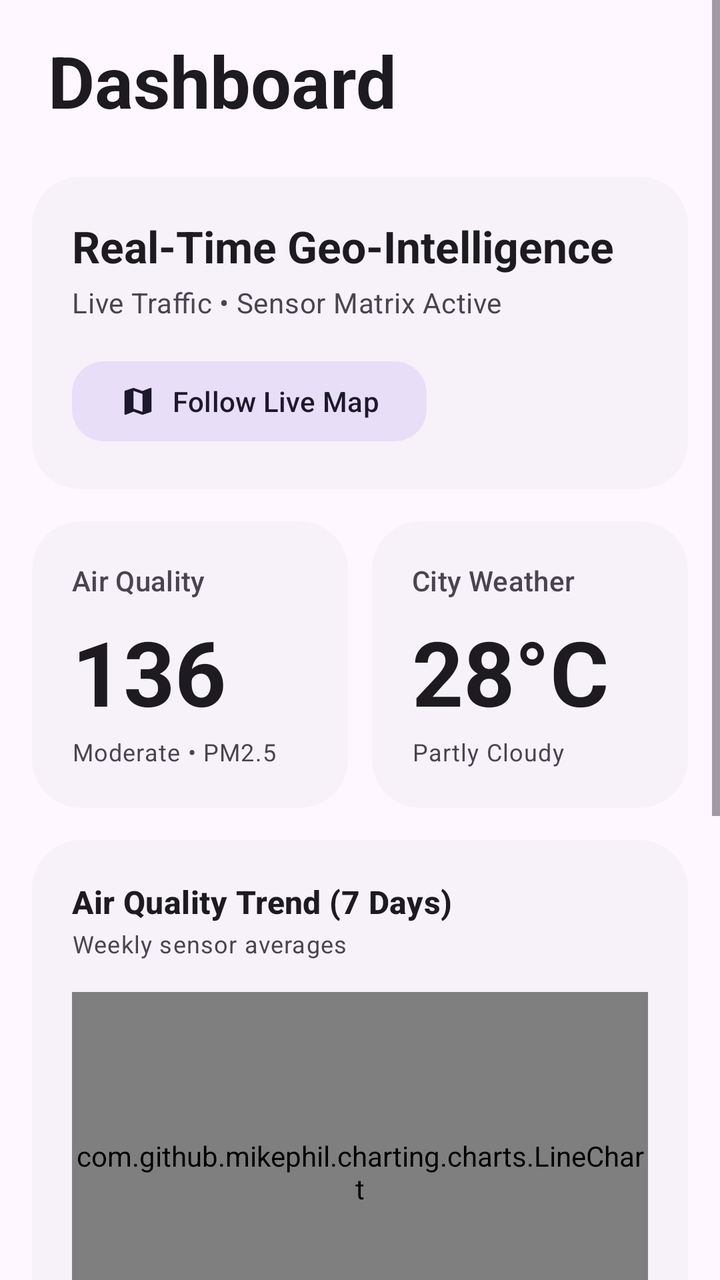
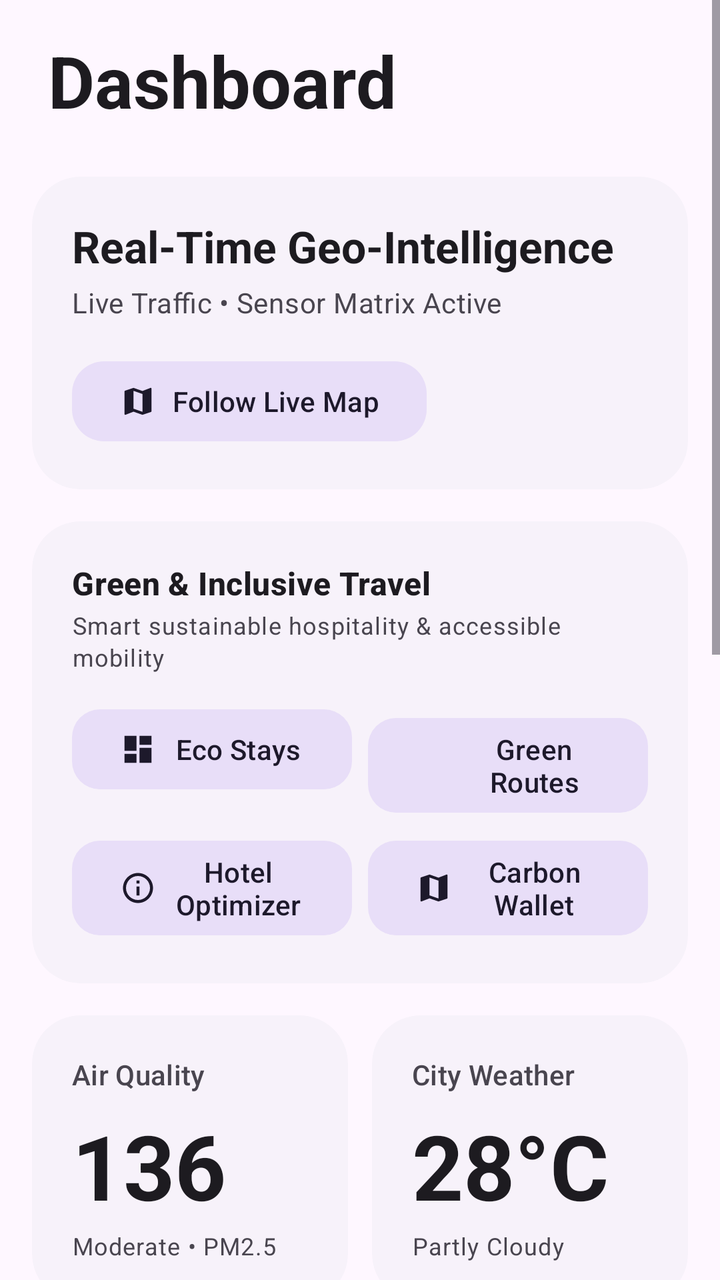

Screens rendered from an Android XML layout before and after an edit, with the pre-edit source and the edit as a unified diff.
<!-- AndroidManifest.xml: application theme Theme.UrbanPulse -->
<!-- res/layout/fragment_dashboard.xml -->
<?xml version="1.0" encoding="utf-8"?>
<ScrollView xmlns:android="http://schemas.android.com/apk/res/android"
    xmlns:app="http://schemas.android.com/apk/res-auto"
    xmlns:tools="http://schemas.android.com/tools"
    android:layout_width="match_parent"
    android:layout_height="match_parent"
    android:background="?attr/colorSurface"
    tools:context=".DashboardFragment">

    <LinearLayout
        android:layout_width="match_parent"
        android:layout_height="wrap_content"
        android:orientation="vertical"
        android:padding="16dp"
        android:paddingBottom="80dp">

        <TextView
            android:layout_width="wrap_content"
            android:layout_height="wrap_content"
            android:text="Dashboard"
            android:textAppearance="@style/TextAppearance.Material3.DisplaySmall"
            android:textStyle="bold"
            android:textColor="?attr/colorOnSurface"
            android:layout_marginBottom="24dp"
            android:layout_marginStart="8dp"/>

        
        <com.google.android.material.card.MaterialCardView
            android:layout_width="match_parent"
            android:layout_height="wrap_content"
            style="@style/Widget.Material3.CardView.Filled"
            app:cardCornerRadius="24dp"
            app:cardBackgroundColor="?attr/colorSurfaceContainerLow"
            app:strokeWidth="0dp">

            <LinearLayout
                android:layout_width="match_parent"
                android:layout_height="wrap_content"
                android:orientation="vertical"
                android:padding="20dp">

                <TextView
                    android:layout_width="wrap_content"
                    android:layout_height="wrap_content"
                    android:text="Real-Time Geo-Intelligence"
                    android:textAppearance="@style/TextAppearance.Material3.TitleLarge"
                    android:textStyle="bold"
                    android:textColor="?attr/colorOnSurface" />

                <TextView
                    android:layout_width="wrap_content"
                    android:layout_height="wrap_content"
                    android:layout_marginTop="4dp"
                    android:text="Live Traffic • Sensor Matrix Active"
                    android:textAppearance="@style/TextAppearance.Material3.BodyMedium"
                    android:textColor="?attr/colorOnSurfaceVariant" />

                <com.google.android.material.button.MaterialButton
                    android:id="@+id/btnFollowLiveMap"
                    android:layout_width="wrap_content"
                    android:layout_height="wrap_content"
                    android:layout_marginTop="16dp"
                    android:text="Follow Live Map"
                    app:icon="@drawable/ic_map"
                    app:cornerRadius="16dp"
                    style="@style/Widget.Material3.Button.TonalButton"/>

            </LinearLayout>
        </com.google.android.material.card.MaterialCardView>

        
        <View
            android:layout_width="match_parent"
            android:layout_height="16dp" />

        
        <LinearLayout
            android:layout_width="match_parent"
            android:layout_height="wrap_content"
            android:orientation="horizontal">

            <com.google.android.material.card.MaterialCardView
                android:layout_width="0dp"
                android:layout_height="wrap_content"
                android:layout_weight="1"
                style="@style/Widget.Material3.CardView.Filled"
                app:cardCornerRadius="24dp"
                app:cardBackgroundColor="?attr/colorSurfaceContainerLow"
                app:strokeWidth="0dp"
                android:layout_marginEnd="6dp">

                <LinearLayout
                    android:layout_width="match_parent"
                    android:layout_height="wrap_content"
                    android:orientation="vertical"
                    android:padding="20dp">

                    <TextView
                        android:layout_width="wrap_content"
                        android:layout_height="wrap_content"
                        android:text="Air Quality"
                        android:textAppearance="@style/TextAppearance.Material3.TitleSmall"
                        android:textColor="?attr/colorOnSurfaceVariant" />

                    <TextView
                        android:layout_width="wrap_content"
                        android:layout_height="wrap_content"
                        android:layout_marginTop="6dp"
                        android:text="136"
                        android:textAppearance="@style/TextAppearance.Material3.DisplayMedium"
                        android:textStyle="bold"
                        android:textColor="?attr/colorOnSurface" />

                    <TextView
                        android:layout_width="wrap_content"
                        android:layout_height="wrap_content"
                        android:layout_marginTop="2dp"
                        android:text="Moderate • PM2.5"
                        android:textAppearance="@style/TextAppearance.Material3.BodySmall"
                        android:textColor="?attr/colorOnSurfaceVariant" />
                </LinearLayout>

            </com.google.android.material.card.MaterialCardView>

            <com.google.android.material.card.MaterialCardView
                android:layout_width="0dp"
                android:layout_height="wrap_content"
                android:layout_weight="1"
                style="@style/Widget.Material3.CardView.Filled"
                app:cardCornerRadius="24dp"
                app:cardBackgroundColor="?attr/colorSurfaceContainerLow"
                app:strokeWidth="0dp"
                android:layout_marginStart="6dp">

                <LinearLayout
                    android:layout_width="match_parent"
                    android:layout_height="wrap_content"
                    android:orientation="vertical"
                    android:padding="20dp">

                    <TextView
                        android:layout_width="wrap_content"
                        android:layout_height="wrap_content"
                        android:text="City Weather"
                        android:textAppearance="@style/TextAppearance.Material3.TitleSmall"
                        android:textColor="?attr/colorOnSurfaceVariant" />

                    <TextView
                        android:layout_width="wrap_content"
                        android:layout_height="wrap_content"
                        android:layout_marginTop="6dp"
                        android:text="28°C"
                        android:textAppearance="@style/TextAppearance.Material3.DisplayMedium"
                        android:textStyle="bold"
                        android:textColor="?attr/colorOnSurface" />

                    <TextView
                        android:layout_width="wrap_content"
                        android:layout_height="wrap_content"
                        android:layout_marginTop="2dp"
                        android:text="Partly Cloudy"
                        android:textAppearance="@style/TextAppearance.Material3.BodySmall"
                        android:textColor="?attr/colorOnSurfaceVariant" />
                </LinearLayout>

            </com.google.android.material.card.MaterialCardView>
        </LinearLayout>

        
        <View
            android:layout_width="match_parent"
            android:layout_height="16dp" />

        
        <com.google.android.material.card.MaterialCardView
            android:layout_width="match_parent"
            android:layout_height="wrap_content"
            style="@style/Widget.Material3.CardView.Filled"
            app:cardCornerRadius="24dp"
            app:cardBackgroundColor="?attr/colorSurfaceContainerLow"
            app:strokeWidth="0dp">

            <LinearLayout
                android:layout_width="match_parent"
                android:layout_height="wrap_content"
                android:orientation="vertical"
                android:padding="20dp">

                <TextView
                    android:layout_width="wrap_content"
                    android:layout_height="wrap_content"
                    android:text="Air Quality Trend (7 Days)"
                    android:textAppearance="@style/TextAppearance.Material3.TitleMedium"
                    android:textStyle="bold"
                    android:textColor="?attr/colorOnSurface" />

                <TextView
                    android:layout_width="wrap_content"
                    android:layout_height="wrap_content"
                    android:layout_marginTop="2dp"
                    android:text="Weekly sensor averages"
                    android:textAppearance="@style/TextAppearance.Material3.BodySmall"
                    android:textColor="?attr/colorOnSurfaceVariant" />

                <com.github.mikephil.charting.charts.LineChart
                    android:id="@+id/airQualityChart"
                    android:layout_width="match_parent"
                    android:layout_height="180dp"
                    android:layout_marginTop="16dp" />

            </LinearLayout>
        </com.google.android.material.card.MaterialCardView>

        
        <View
            android:layout_width="match_parent"
            android:layout_height="16dp" />

        
        <com.google.android.material.card.MaterialCardView
            android:layout_width="match_parent"
            android:layout_height="wrap_content"
            style="@style/Widget.Material3.CardView.Filled"
            app:cardCornerRadius="24dp"
            app:cardBackgroundColor="?attr/colorSurfaceContainerLow"
            app:strokeWidth="0dp">

            <LinearLayout
                android:layout_width="match_parent"
                android:layout_height="wrap_content"
                android:orientation="vertical"
                android:padding="20dp">

                <TextView
                    android:layout_width="wrap_content"
                    android:layout_height="wrap_content"
                    android:text="12h Traffic Forecast"
                    android:textAppearance="@style/TextAppearance.Material3.TitleMedium"
                    android:textStyle="bold"
                    android:textColor="?attr/colorOnSurface" />

                <TextView
                    android:layout_width="wrap_content"
                    android:layout_height="wrap_content"
                    android:layout_marginTop="2dp"
                    android:text="Predicted arterial congestion level"
                    android:textAppearance="@style/TextAppearance.Material3.BodySmall"
                    android:textColor="?attr/colorOnSurfaceVariant" />

                <com.github.mikephil.charting.charts.BarChart
                    android:id="@+id/trafficChart"
                    android:layout_width="match_parent"
                    android:layout_height="180dp"
                    android:layout_marginTop="16dp" />

            </LinearLayout>
        </com.google.android.material.card.MaterialCardView>

    </LinearLayout>
</ScrollView>
<!-- resources referenced by this layout -->
<resources>
  <!-- drawable ic_map (drawable) -->
  <vector xmlns:android="http://schemas.android.com/apk/res/android"
      android:width="24dp"
      android:height="24dp"
      android:viewportWidth="24"
      android:viewportHeight="24">
    <path
        android:fillColor="@android:color/white"
        android:pathData="M20.5,3l-0.16,0.03L15,5.1 9,3 3.36,4.9c-0.21,0.07 -0.36,0.25 -0.36,0.48V20.5c0,0.28 0.22,0.5 0.5,0.5l0.16,-0.03L9,18.9l6,2.1 5.64,-1.9c0.21,-0.07 0.36,-0.25 0.36,-0.48V3.5c0,-0.28 -0.22,-0.5 -0.5,-0.5zM15,19l-6,-2.11V5l6,2.11V19z"/>
  </vector>
  <style name="Theme.UrbanPulse" parent="Theme.Material3.DayNight.NoActionBar">
          <item name="colorPrimary">@color/primary_green</item>
          <item name="colorSecondary">@color/teal_700</item>
          <item name="android:statusBarColor">?attr/colorSurface</item>
          <item name="android:windowLightStatusBar" tools:targetApi="m">true</item>
      </style>
  <color name="primary_green">#10B981</color>
  <color name="teal_700">#0F766E</color>
</resources>

<!-- the commit's change to res/layout/fragment_dashboard.xml (unified diff, before → after) -->
@@ -74,6 +74,101 @@
             android:layout_height="16dp" />
 
         
+        <com.google.android.material.card.MaterialCardView
+            android:layout_width="match_parent"
+            android:layout_height="wrap_content"
+            style="@style/Widget.Material3.CardView.Filled"
+            app:cardCornerRadius="24dp"
+            app:cardBackgroundColor="?attr/colorSurfaceContainerLow"
+            app:strokeWidth="0dp">
+
+            <LinearLayout
+                android:layout_width="match_parent"
+                android:layout_height="wrap_content"
+                android:orientation="vertical"
+                android:padding="20dp">
+
+                <TextView
+                    android:layout_width="wrap_content"
+                    android:layout_height="wrap_content"
+                    android:text="Green &amp; Inclusive Travel"
+                    android:textAppearance="@style/TextAppearance.Material3.TitleMedium"
+                    android:textStyle="bold"
+                    android:textColor="?attr/colorOnSurface" />
+
+                <TextView
+                    android:layout_width="wrap_content"
+                    android:layout_height="wrap_content"
+                    android:layout_marginTop="2dp"
+                    android:text="Smart sustainable hospitality &amp; accessible mobility"
+                    android:textAppearance="@style/TextAppearance.Material3.BodySmall"
+                    android:textColor="?attr/colorOnSurfaceVariant" />
+
+                
+                <GridLayout
+                    android:layout_width="match_parent"
+                    android:layout_height="wrap_content"
+                    android:columnCount="2"
+                    android:rowCount="2"
+                    android:layout_marginTop="14dp">
+
+                    <com.google.android.material.button.MaterialButton
+                        android:id="@+id/btnOpenHospitality"
+                        style="@style/Widget.Material3.Button.TonalButton"
+                        android:layout_width="0dp"
+                        android:layout_height="wrap_content"
+                        android:layout_columnWeight="1"
+                        android:layout_marginEnd="4dp"
+                        android:layout_marginBottom="6dp"
+                        android:text="Eco Stays"
+                        app:cornerRadius="14dp"
+                        app:icon="@drawable/ic_dashboard" />
+
+                    <com.google.android.material.button.MaterialButton
+                        android:id="@+id/btnOpenRoutePlanner"
+                        style="@style/Widget.Material3.Button.TonalButton"
+                        android:layout_width="0dp"
+                        android:layout_height="wrap_content"
+                        android:layout_columnWeight="1"
+                        android:layout_marginStart="4dp"
+                        android:layout_marginBottom="6dp"
+                        android:text="Green Routes"
+                        app:cornerRadius="14dp"
+                        app:icon="@drawable/ic_traffic" />
+
+                    <com.google.android.material.button.MaterialButton
+                        android:id="@+id/btnOpenHotelOptimizer"
+                        style="@style/Widget.Material3.Button.TonalButton"
+                        android:layout_width="0dp"
+                        android:layout_height="wrap_content"
+                        android:layout_columnWeight="1"
+                        android:layout_marginEnd="4dp"
+                        android:text="Hotel Optimizer"
+                        app:cornerRadius="14dp"
+                        app:icon="@drawable/ic_digital_twin" />
+
+                    <com.google.android.material.button.MaterialButton
+                        android:id="@+id/btnOpenCarbonWallet"
+                        style="@style/Widget.Material3.Button.TonalButton"
+                        android:layout_width="0dp"
+                        android:layout_height="wrap_content"
+                        android:layout_columnWeight="1"
+                        android:layout_marginStart="4dp"
+                        android:text="Carbon Wallet"
+                        app:cornerRadius="14dp"
+                        app:icon="@drawable/ic_map" />
+
+                </GridLayout>
+
+            </LinearLayout>
+        </com.google.android.material.card.MaterialCardView>
+
+        
+        <View
+            android:layout_width="match_parent"
+            android:layout_height="16dp" />
+
+        
         <LinearLayout
             android:layout_width="match_parent"
             android:layout_height="wrap_content"
<!-- resource entries referenced after the edit -->
@@ -1,5 +1,25 @@
 <!-- resources referenced by this layout -->
 <resources>
+  <!-- drawable ic_dashboard (drawable) -->
+  <vector xmlns:android="http://schemas.android.com/apk/res/android"
+      android:width="24dp"
+      android:height="24dp"
+      android:viewportWidth="24"
+      android:viewportHeight="24">
+    <path
+        android:fillColor="@android:color/white"
+        android:pathData="M3,13h8L11,3L3,3v10zM3,21h8v-6L3,15v6zM13,21h8L21,11h-8v10zM13,3v6h8L21,3h-8z"/>
+  </vector>
+  <!-- drawable ic_digital_twin (drawable) -->
+  <vector xmlns:android="http://schemas.android.com/apk/res/android"
+      android:width="24dp"
+      android:height="24dp"
+      android:viewportWidth="24"
+      android:viewportHeight="24">
+    <path
+        android:fillColor="@android:color/white"
+        android:pathData="M12,2C6.48,2 2,6.48 2,12s4.48,10 10,10 10,-4.48 10,-10S17.52,2 12,2zM12,20c-4.41,0 -8,-3.59 -8,-8s3.59,-8 8,-8 8,3.59 8,8 -3.59,8 -8,8zM11,7h2v2h-2zM11,11h2v6h-2z"/>
+  </vector>
   <!-- drawable ic_map (drawable) -->
   <vector xmlns:android="http://schemas.android.com/apk/res/android"
       android:width="24dp"
@@ -10,6 +30,11 @@
         android:fillColor="@android:color/white"
         android:pathData="M20.5,3l-0.16,0.03L15,5.1 9,3 3.36,4.9c-0.21,0.07 -0.36,0.25 -0.36,0.48V20.5c0,0.28 0.22,0.5 0.5,0.5l0.16,-0.03L9,18.9l6,2.1 5.64,-1.9c0.21,-0.07 0.36,-0.25 0.36,-0.48V3.5c0,-0.28 -0.22,-0.5 -0.5,-0.5zM15,19l-6,-2.11V5l6,2.11V19z"/>
   </vector>
+  <!-- drawable ic_traffic (drawable) -->
+  <?xml version="1.0" encoding="utf-8"?>
+  <selector xmlns:android="http://schemas.android.com/apk/res/android">
+  
+  </selector>
   <style name="Theme.UrbanPulse" parent="Theme.Material3.DayNight.NoActionBar">
           <item name="colorPrimary">@color/primary_green</item>
           <item name="colorSecondary">@color/teal_700</item>
